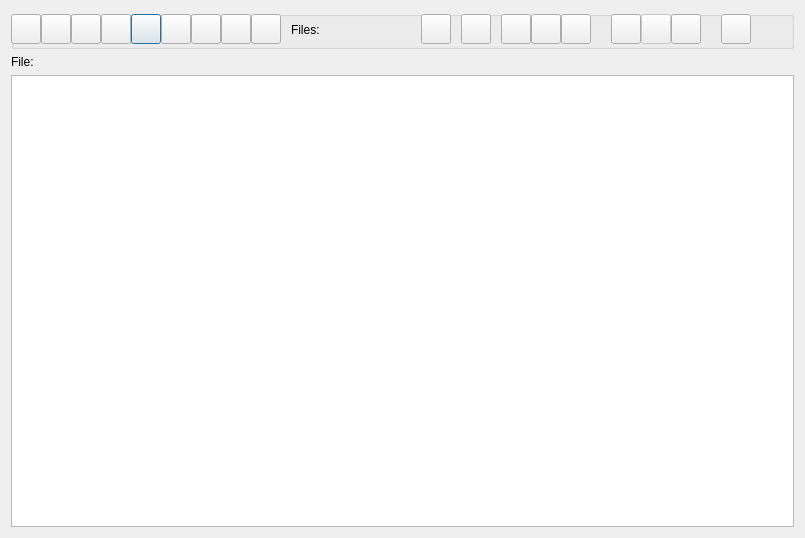
Old version of the form src/GUI_UIs/ui_dialog_manage_files.ui in the repository ccbogel/QualCoder.
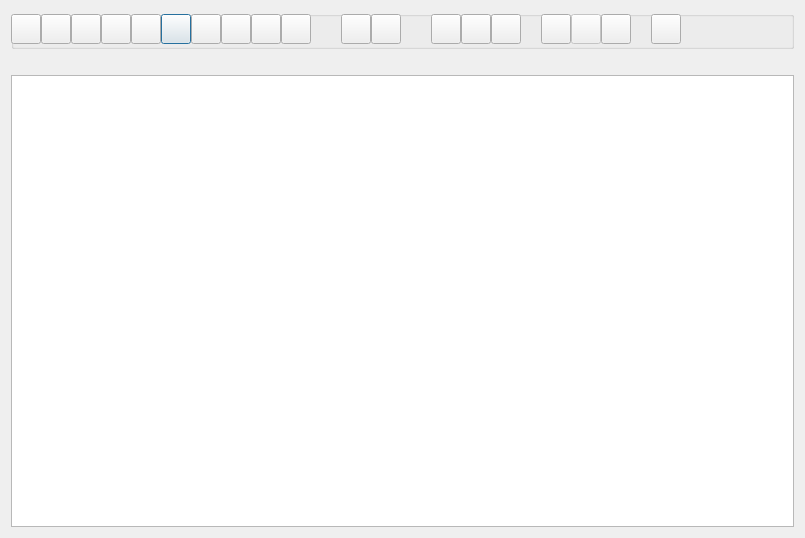
New version of the form.

Commit message: survey import widget

What changed in the file:
```diff
--- a/src/GUI_UIs/ui_dialog_manage_files.ui
+++ b/src/GUI_UIs/ui_dialog_manage_files.ui
@@ -34,7 +34,7 @@
      <widget class="QPushButton" name="pushButton_view">
       <property name="geometry">
        <rect>
-        <x>120</x>
+        <x>150</x>
         <y>3</y>
         <width>30</width>
         <height>30</height>
@@ -50,7 +50,7 @@
      <widget class="QPushButton" name="pushButton_create">
       <property name="geometry">
        <rect>
-        <x>30</x>
+        <x>60</x>
         <y>3</y>
         <width>30</width>
         <height>30</height>
@@ -66,7 +66,7 @@
      <widget class="QPushButton" name="pushButton_export">
       <property name="geometry">
        <rect>
-        <x>450</x>
+        <x>360</x>
         <y>3</y>
         <width>30</width>
         <height>30</height>
@@ -84,7 +84,7 @@
      <widget class="QPushButton" name="pushButton_delete">
       <property name="geometry">
        <rect>
-        <x>660</x>
+        <x>590</x>
         <y>3</y>
         <width>30</width>
         <height>30</height>
@@ -116,7 +116,7 @@
      <widget class="QPushButton" name="pushButton_add_attribute">
       <property name="geometry">
        <rect>
-        <x>210</x>
+        <x>240</x>
         <y>3</y>
         <width>30</width>
         <height>30</height>
@@ -132,7 +132,7 @@
      <widget class="QPushButton" name="pushButton_link">
       <property name="geometry">
        <rect>
-        <x>60</x>
+        <x>90</x>
         <y>3</y>
         <width>30</width>
         <height>30</height>
@@ -148,7 +148,7 @@
      <widget class="QPushButton" name="pushButton_import_from_linked">
       <property name="geometry">
        <rect>
-        <x>150</x>
+        <x>180</x>
         <y>3</y>
         <width>30</width>
         <height>30</height>
@@ -164,7 +164,7 @@
      <widget class="QPushButton" name="pushButton_export_to_linked">
       <property name="geometry">
        <rect>
-        <x>180</x>
+        <x>210</x>
         <y>3</y>
         <width>30</width>
         <height>30</height>
@@ -181,7 +181,7 @@
      <widget class="QPushButton" name="pushButton_export_attributes">
       <property name="geometry">
        <rect>
-        <x>410</x>
+        <x>330</x>
         <y>3</y>
         <width>30</width>
         <height>30</height>
@@ -197,7 +197,7 @@
      <widget class="QPushButton" name="pushButton_help">
       <property name="geometry">
        <rect>
-        <x>710</x>
+        <x>640</x>
         <y>3</y>
         <width>30</width>
         <height>30</height>
@@ -210,26 +210,13 @@
        <string/>
       </property>
      </widget>
-     <widget class="QLabel" name="label_fcount">
-      <property name="geometry">
-       <rect>
-        <x>280</x>
-        <y>6</y>
-        <width>121</width>
-        <height>26</height>
-       </rect>
-      </property>
-      <property name="text">
-       <string>Files:</string>
-      </property>
-     </widget>
      <widget class="QPushButton" name="pushButton_undo">
       <property name="enabled">
        <bool>false</bool>
       </property>
       <property name="geometry">
        <rect>
-        <x>630</x>
+        <x>560</x>
         <y>3</y>
         <width>30</width>
         <height>30</height>
@@ -245,7 +232,7 @@
      <widget class="QPushButton" name="pushButton_bulk_rename">
       <property name="geometry">
        <rect>
-        <x>600</x>
+        <x>530</x>
         <y>3</y>
         <width>30</width>
         <height>30</height>
@@ -261,7 +248,7 @@
      <widget class="QPushButton" name="pushButton_display_save">
       <property name="geometry">
        <rect>
-        <x>520</x>
+        <x>450</x>
         <y>3</y>
         <width>30</width>
         <height>30</height>
@@ -277,7 +264,7 @@
      <widget class="QPushButton" name="pushButton_display_load">
       <property name="geometry">
        <rect>
-        <x>490</x>
+        <x>420</x>
         <y>3</y>
         <width>30</width>
         <height>30</height>
@@ -293,7 +280,7 @@
      <widget class="QPushButton" name="pushButton_display_delete">
       <property name="geometry">
        <rect>
-        <x>550</x>
+        <x>480</x>
         <y>3</y>
         <width>30</width>
         <height>30</height>
@@ -309,7 +296,7 @@
      <widget class="QPushButton" name="pushButton_pseudonyms">
       <property name="geometry">
        <rect>
-        <x>90</x>
+        <x>120</x>
         <y>3</y>
         <width>30</width>
         <height>30</height>
@@ -335,7 +322,7 @@
      <widget class="QPushButton" name="pushButton_mark_speakers">
       <property name="geometry">
        <rect>
-        <x>240</x>
+        <x>270</x>
         <y>3</y>
         <width>30</width>
         <height>30</height>
@@ -351,6 +338,26 @@
        <string/>
       </property>
      </widget>
+     <widget class="QPushButton" name="pushButton_import_survey">
+      <property name="geometry">
+       <rect>
+        <x>30</x>
+        <y>3</y>
+        <width>30</width>
+        <height>30</height>
+       </rect>
+      </property>
+      <property name="toolTip">
+       <string>Import survey
+
+For csv and tsv files, please avoid using the following in the column names:  , ; |
+
+Surveys with many entries (e.g. more than 1,000) please wait, as importation will be slow.</string>
+      </property>
+      <property name="text">
+       <string/>
+      </property>
+     </widget>
     </widget>
    </item>
    <item row="3" column="0">
@@ -359,7 +366,7 @@
    <item row="2" column="0">
     <widget class="QLabel" name="label_file">
      <property name="text">
-      <string>File:</string>
+      <string/>
      </property>
     </widget>
    </item>
```
